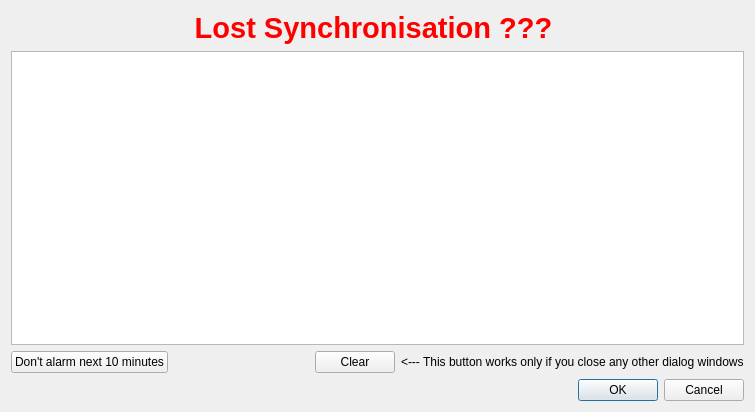
Above: t4important_dlg.ui from jgrebosz/grewaregui before the change. Below: the same form after it.
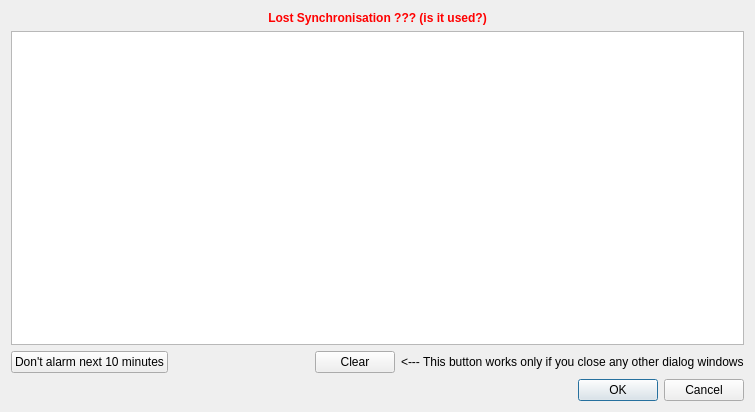
That is the form after the change.

```diff
--- a/t4important_dlg.ui
+++ b/t4important_dlg.ui
@@ -23,7 +23,7 @@
       <enum>QFrame::Plain</enum>
      </property>
      <property name="text">
-      <string>&lt;p align=&quot;center&quot;&gt;&lt;font color=&quot;#ff0000&quot; size=&quot;+4&quot;&gt;&lt;b&gt;Lost Synchronisation ??? &lt;/b&gt;&lt;/font&gt;&lt;/p&gt;</string>
+      <string>&lt;html&gt;&lt;head/&gt;&lt;body&gt;&lt;p align=&quot;center&quot;&gt;&lt;span style=&quot; font-weight:600; color:#ff0000;&quot;&gt;Lost Synchronisation ??? (is it used?)&lt;/span&gt;&lt;/p&gt;&lt;/body&gt;&lt;/html&gt;</string>
      </property>
      <property name="wordWrap">
       <bool>false</bool>
```
